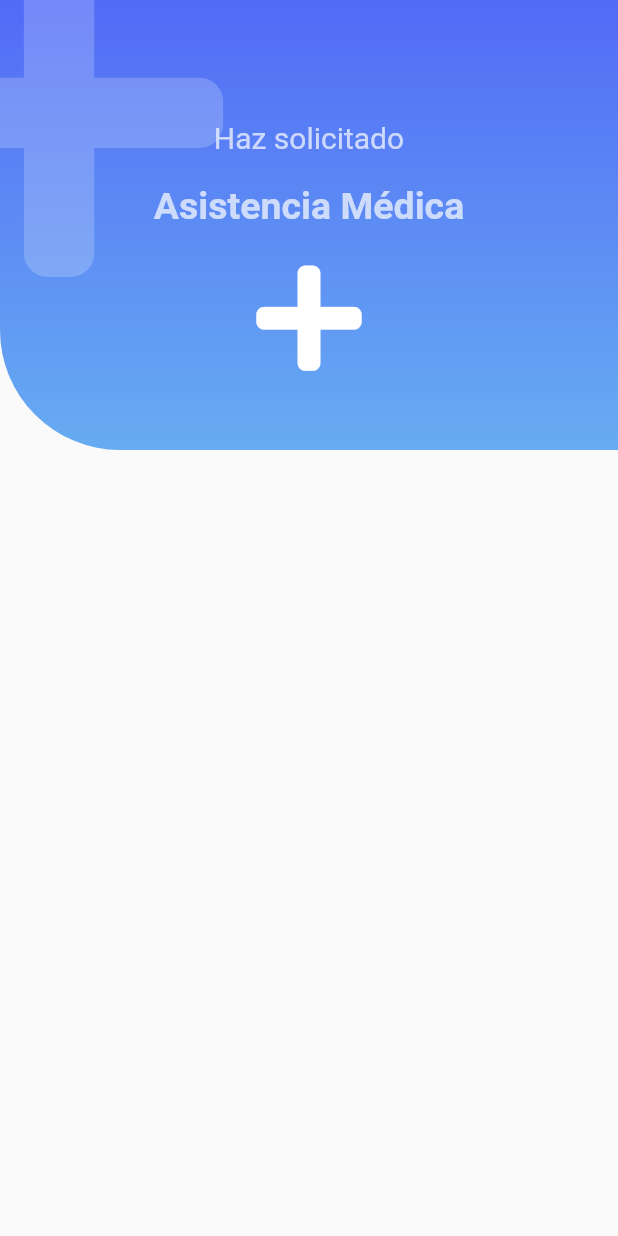
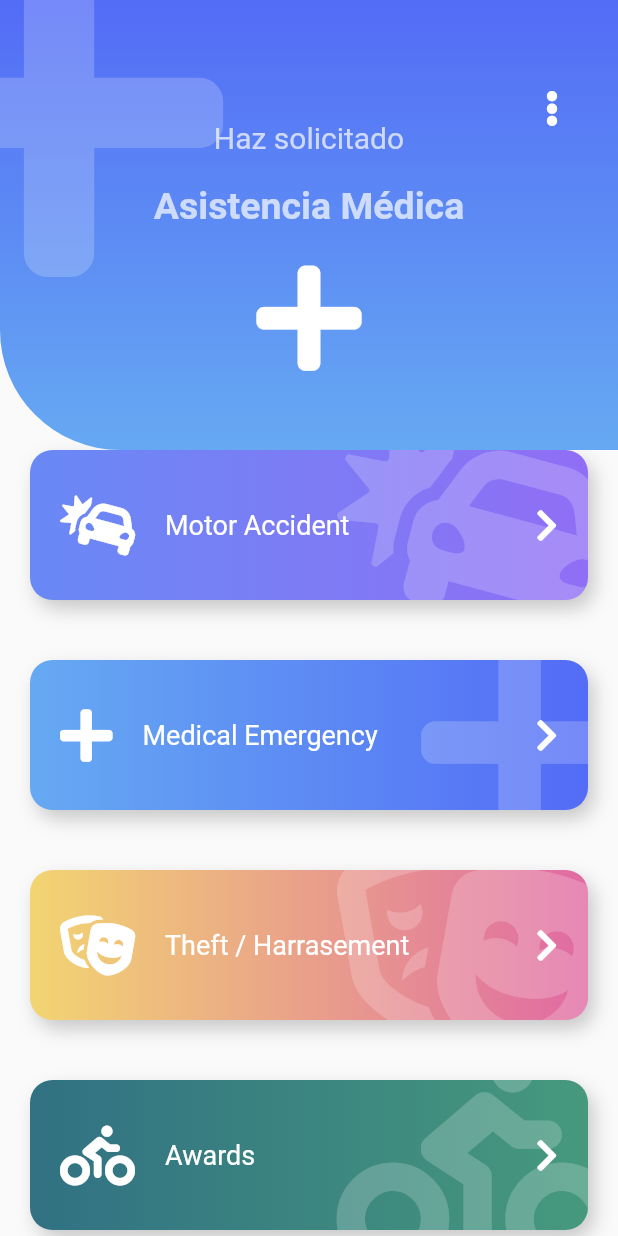
Before and after one commit to MarioAGtzC/Intermediate_Flutter, a Flutter app: the screen it shows after launch, on a phone screen of 412 x 824 dp. Run offline on Flutter 3.47's test engine with Material 2 defaults, Android fonts, the phone set to English and light mode, and no system bars; our stand-ins replace animate_do, font_awesome_flutter.

Commit message:
End of section 7

```diff
--- a/disenos_app/lib/src/pages/emergency_page.dart
+++ b/disenos_app/lib/src/pages/emergency_page.dart
@@ -1,19 +1,128 @@
 import 'package:flutter/material.dart';
+import 'package:animate_do/animate_do.dart';
+import 'package:font_awesome_flutter/font_awesome_flutter.dart';
 
 import 'package:disenos_app/src/widgets/headers.dart';
-import 'package:font_awesome_flutter/font_awesome_flutter.dart';
+import 'package:disenos_app/src/widgets/boton_gordo.dart';
+
+class ItemBoton {
+
+  final IconData icon;
+  final String texto;
+  final Color color1;
+  final Color color2;
+
+  ItemBoton( this.icon, this.texto, this.color1, this.color2 );
+}
 
 class EmergencyPage extends StatelessWidget {
   @override
   Widget build(BuildContext context) {
+    final items = <ItemBoton>[
+      new ItemBoton( FontAwesomeIcons.carCrash, 'Motor Accident', Color(0xff6989F5), Color(0xff906EF5) ),
+      new ItemBoton( FontAwesomeIcons.plus, 'Medical Emergency', Color(0xff66A9F2), Color(0xff536CF6) ),
+      new ItemBoton( FontAwesomeIcons.theaterMasks, 'Theft / Harrasement', Color(0xffF2D572), Color(0xffE06AA3) ),
+      new ItemBoton( FontAwesomeIcons.biking, 'Awards', Color(0xff317183), Color(0xff46997D) ),
+      new ItemBoton( FontAwesomeIcons.carCrash, 'Motor Accident', Color(0xff6989F5), Color(0xff906EF5) ),
+      new ItemBoton( FontAwesomeIcons.plus, 'Medical Emergency', Color(0xff66A9F2), Color(0xff536CF6) ),
+      new ItemBoton( FontAwesomeIcons.theaterMasks, 'Theft / Harrasement', Color(0xffF2D572), Color(0xffE06AA3) ),
+      new ItemBoton( FontAwesomeIcons.biking, 'Awards', Color(0xff317183), Color(0xff46997D) ),
+      new ItemBoton( FontAwesomeIcons.carCrash, 'Motor Accident', Color(0xff6989F5), Color(0xff906EF5) ),
+      new ItemBoton( FontAwesomeIcons.plus, 'Medical Emergency', Color(0xff66A9F2), Color(0xff536CF6) ),
+      new ItemBoton( FontAwesomeIcons.theaterMasks, 'Theft / Harrasement', Color(0xffF2D572), Color(0xffE06AA3) ),
+      new ItemBoton( FontAwesomeIcons.biking, 'Awards', Color(0xff317183), Color(0xff46997D) ),
+    ];
+
+    List<Widget> itemMap = items.map(
+      (item) => FadeInLeft(
+        duration: Duration(milliseconds: 250),
+        child: BotonGordo(
+          icon: item.icon,
+          texto: item.texto,
+          color1: item.color1,
+          color2: item.color2,
+          onPress: () {print('hola');}
+        ),
+      )
+    ).toList();
+
     return Scaffold(
-      body: IconHeader(
-        icon: FontAwesomeIcons.plus,
-        subtitulo: 'Haz solicitado',
-        titulo: 'Asistencia Médica',
-        color1: Color(0xff526bf6),
-        color2: Color(0xff67acf2),
+      body: Stack(
+        children: <Widget>[
+          Container(
+            margin: EdgeInsets.only(top: 200),
+            child: ListView(
+              physics: BouncingScrollPhysics(),
+              children: <Widget>[
+                SizedBox(height: 80,),
+                ...itemMap,
+              ],
+            ),
+          ),
+          _Encabezado()
+        ],
       )
     );
   }
 }
+
+class _Encabezado extends StatelessWidget {
+  @override
+  Widget build(BuildContext context) {
+    return Stack(
+      children: [
+        IconHeader(
+          icon: FontAwesomeIcons.plus,
+          titulo: 'Asistencia Médica',
+          subtitulo: 'Haz solicitado',
+          color1: Color(0xff536CF6),
+          color2: Color(0xff66A9F2),
+        ),
+        Positioned(
+          right: 0,
+          top: 45,
+          child: RawMaterialButton(
+            onPressed: () {},
+            shape: CircleBorder(),
+            padding: EdgeInsets.all(15.0),
+            child: FaIcon(FontAwesomeIcons.ellipsisV, color: Colors.white,)
+          )
+        )
+      ],
+    );
+  }
+}
+
+class BotonGordoTemp extends StatelessWidget {
+  const BotonGordoTemp({
+    Key key,
+  }) : super(key: key);
+
+  @override
+  Widget build(BuildContext context) {
+    return BotonGordo(
+      icon: FontAwesomeIcons.carCrash,
+      texto: 'Motor Accident',
+      color1: Color(0xff6989f5),
+      color2: Color(0xff906ef5),
+      onPress: () {print('Click');},
+    );
+  }
+}
+
+class PageHeader extends StatelessWidget {
+  const PageHeader({
+    Key key,
+  }) : super(key: key);
+
+  @override
+  Widget build(BuildContext context) {
+    return IconHeader(
+      icon: FontAwesomeIcons.plus,
+      subtitulo: 'Haz solicitado',
+      titulo: 'Asistencia Médica',
+      color1: Color(0xff526bf6),
+      color2: Color(0xff67acf2),
+    );
+  }
+}
--- /dev/null
+++ b/disenos_app/lib/src/widgets/boton_gordo.dart
@@ -0,0 +1,111 @@
+import 'package:flutter/material.dart';
+import 'package:font_awesome_flutter/font_awesome_flutter.dart';
+
+class BotonGordo extends StatelessWidget {
+  final IconData icon;
+  final String texto;
+  final Color color1;
+  final Color color2;
+  final Function onPress;
+
+  BotonGordo({
+    this.icon = FontAwesomeIcons.circle,
+    @required this.texto,
+    this.color1 = Colors.grey,
+    this.color2 = Colors.blueGrey,
+    @required this.onPress
+  });
+
+
+  @override
+  Widget build(BuildContext context) {
+    return GestureDetector(
+      onTap: this.onPress,
+      child: Stack(
+        children: <Widget>[
+          _BotonGordoBackground(
+            icon: this.icon,
+            color1: this.color1,
+            color2: this.color2,
+          ),
+          Row(
+            mainAxisAlignment: MainAxisAlignment.center,
+            children: <Widget>[
+              SizedBox(height: 140, width: 40,),
+              FaIcon(
+                this.icon,
+                color: Colors.white,
+                size: 40,
+              ),
+              SizedBox(width: 20,),
+              Expanded(
+                child: Text(
+                  this.texto,
+                  style: TextStyle(
+                    color: Colors.white,
+                    fontSize: 18
+                  )
+                ),
+              ),
+              FaIcon(
+                FontAwesomeIcons.chevronRight,
+                color: Colors.white,
+              ),
+              SizedBox(width: 40,),
+            ],
+          )
+        ]
+      ),
+    );
+  }
+}
+
+class _BotonGordoBackground extends StatelessWidget {
+  final IconData icon;
+  final Color color1;
+  final Color color2;
+
+  _BotonGordoBackground({
+    this.icon,
+    this.color1,
+    this.color2,
+  });
+
+  @override
+  Widget build(BuildContext context) {
+    return Container(
+      child: ClipRRect(
+        borderRadius: BorderRadius.circular(15),
+        child: Stack(
+          children: <Widget>[
+            Positioned(
+              top: -20,
+              right: -20,
+              child: FaIcon(
+                this.icon,
+                size: 150,
+                color: Colors.white.withOpacity(0.2),
+              )
+            )
+          ],
+        ),
+      ),
+      width: double.infinity,
+      height: 100,
+      margin: EdgeInsets.all(20),
+      decoration: BoxDecoration(
+        color: Colors.red,
+        boxShadow: <BoxShadow>[
+          BoxShadow(color: Colors.black.withOpacity(0.2), offset: Offset(4, 6), blurRadius: 10)
+        ],
+        borderRadius: BorderRadius.circular(15),
+        gradient: LinearGradient(
+          colors: <Color>[
+            this.color1,
+            this.color2
+          ]
+        )
+      ),
+    );
+  }
+}
--- a/disenos_app/pubspec.yaml
+++ b/disenos_app/pubspec.yaml
@@ -31,6 +31,7 @@ dependencies:
   provider: ^4.3.2+2
   flutter_staggered_grid_view: ^0.3.2
   font_awesome_flutter: ^8.10.0
+  animate_do: ^1.7.3
 
 dev_dependencies:
   flutter_test:
```
Also changed, not shown: disenos_app/pubspec.lock.
